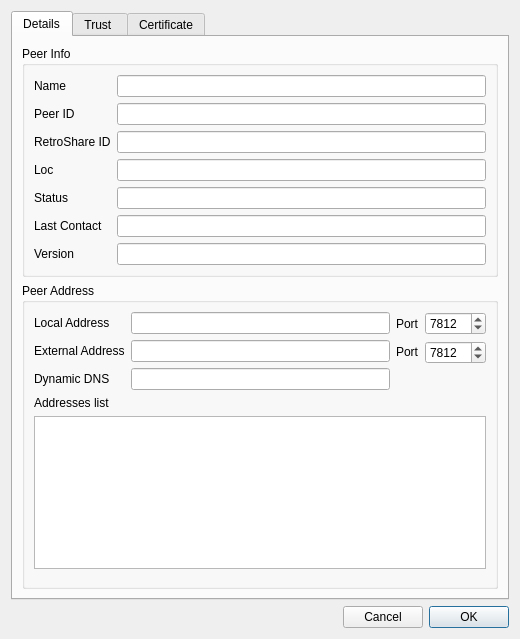
Before: the Qt Designer form retroshare-gui/src/gui/connect/ConfCertDialog.ui in RetroShare/RetroShare, drawn with Qt 5.
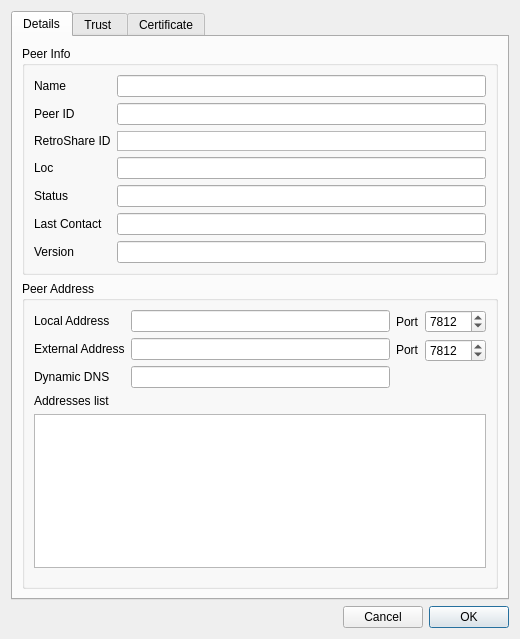
After: the same form once the commit is applied. The open tabs and pages were chosen to show the change. Icons and pictures are not drawn.

Commit message: Show the RetroShare id of the peer and the signers of the key in ConfCertDialog as clickable links.

```diff
--- a/retroshare-gui/src/gui/connect/ConfCertDialog.ui
+++ b/retroshare-gui/src/gui/connect/ConfCertDialog.ui
@@ -116,7 +116,28 @@
            </widget>
           </item>
           <item row="3" column="1">
-           <widget class="QLineEdit" name="rsid">
+           <widget class="QTextBrowser" name="rsid">
+            <property name="enabled">
+             <bool>true</bool>
+            </property>
+            <property name="sizePolicy">
+             <sizepolicy hsizetype="Expanding" vsizetype="Fixed">
+              <horstretch>0</horstretch>
+              <verstretch>0</verstretch>
+             </sizepolicy>
+            </property>
+            <property name="maximumSize">
+             <size>
+              <width>16777215</width>
+              <height>20</height>
+             </size>
+            </property>
+            <property name="verticalScrollBarPolicy">
+             <enum>Qt::ScrollBarAlwaysOff</enum>
+            </property>
+            <property name="horizontalScrollBarPolicy">
+             <enum>Qt::ScrollBarAlwaysOff</enum>
+            </property>
             <property name="readOnly">
              <bool>true</bool>
             </property>
```
Left out of the diff: 9 changed lines with no effect on the pictures. The commit also changes 3 other files.
